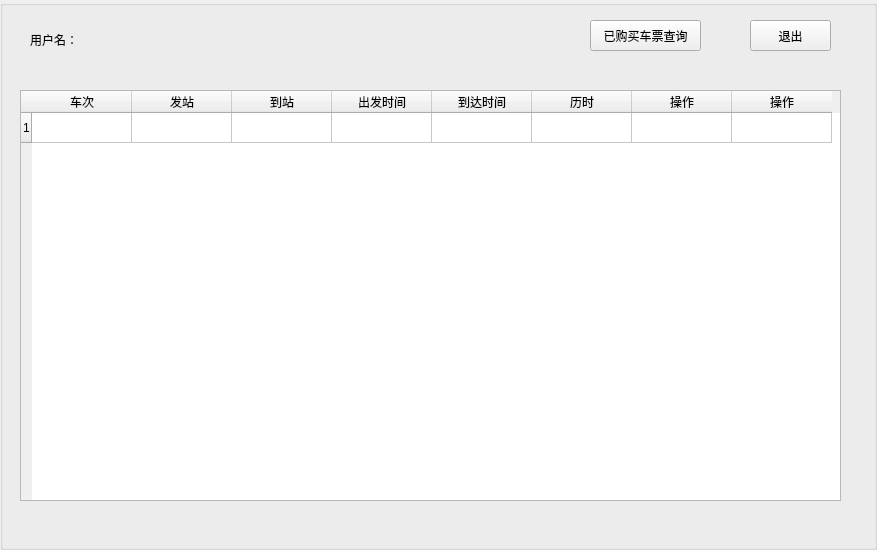
Qt form dialog1.ui (PuLing0/sdu_Clanguage_Homework) before a commit.
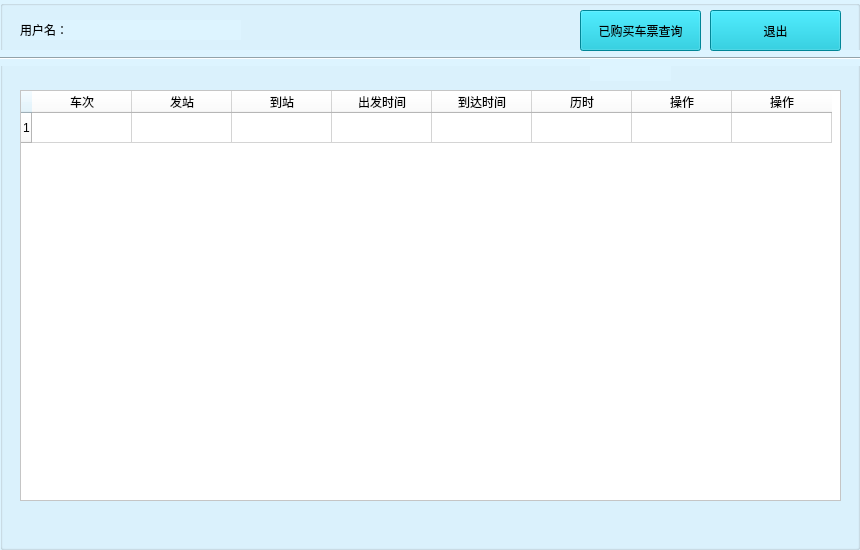
The same form after that commit. Custom widgets are drawn as their Qt base class.

What changed in the file:
```diff
--- a/dialog1.ui
+++ b/dialog1.ui
@@ -6,13 +6,16 @@
    <rect>
     <x>0</x>
     <y>0</y>
-    <width>877</width>
+    <width>860</width>
     <height>550</height>
    </rect>
   </property>
   <property name="windowTitle">
    <string>个人中心</string>
   </property>
+  <property name="styleSheet">
+   <string notr="true">background-color: rgb(221, 244, 255);</string>
+  </property>
   <widget class="QTableWidget" name="tableWidget_2">
    <property name="geometry">
     <rect>
@@ -22,6 +25,11 @@
      <height>411</height>
     </rect>
    </property>
+   <property name="styleSheet">
+    <string notr="true">background-color: rgb(255, 255, 255);
+font: 10pt &quot;宋体&quot;;
+alternate-background-color: rgb(221, 244, 255);</string>
+   </property>
    <row>
     <property name="text">
      <string>1</string>
@@ -68,28 +76,36 @@
     </property>
    </column>
   </widget>
-  <widget class="QPushButton" name="pushButton">
+  <widget class="QtMaterialRaisedButton" name="pushButton">
    <property name="geometry">
     <rect>
-     <x>590</x>
-     <y>20</y>
-     <width>111</width>
-     <height>31</height>
+     <x>580</x>
+     <y>10</y>
+     <width>121</width>
+     <height>41</height>
     </rect>
    </property>
+   <property name="styleSheet">
+    <string notr="true">font: 75 10pt &quot;微软雅黑&quot;;
+background-color: rgb(0,188,212);</string>
+   </property>
    <property name="text">
     <string>已购买车票查询</string>
    </property>
   </widget>
-  <widget class="QPushButton" name="pushButton_2">
+  <widget class="QtMaterialRaisedButton" name="pushButton_2">
    <property name="geometry">
     <rect>
-     <x>750</x>
-     <y>20</y>
-     <width>81</width>
-     <height>31</height>
+     <x>710</x>
+     <y>10</y>
+     <width>131</width>
+     <height>41</height>
     </rect>
    </property>
+   <property name="styleSheet">
+    <string notr="true">font: 75 10pt &quot;微软雅黑&quot;;
+background-color: rgb(0,188,212);</string>
+   </property>
    <property name="text">
     <string>退出</string>
    </property>
@@ -97,14 +113,14 @@
   <widget class="QLabel" name="label">
    <property name="geometry">
     <rect>
-     <x>30</x>
-     <y>30</y>
+     <x>20</x>
+     <y>20</y>
      <width>221</width>
      <height>20</height>
     </rect>
    </property>
    <property name="styleSheet">
-    <string notr="true">font: 16pt &quot;宋体&quot;;</string>
+    <string notr="true">font: 14pt &quot;黑体&quot;;</string>
    </property>
    <property name="text">
     <string>用户名：</string>
@@ -113,17 +129,46 @@
   <widget class="QLabel" name="label_2">
    <property name="geometry">
     <rect>
-     <x>600</x>
+     <x>590</x>
      <y>60</y>
      <width>81</width>
-     <height>16</height>
+     <height>21</height>
     </rect>
    </property>
+   <property name="styleSheet">
+    <string notr="true">font: 10pt &quot;楷体&quot;;</string>
+   </property>
    <property name="text">
     <string/>
    </property>
   </widget>
+  <widget class="Line" name="line">
+   <property name="geometry">
+    <rect>
+     <x>0</x>
+     <y>50</y>
+     <width>861</width>
+     <height>16</height>
+    </rect>
+   </property>
+   <property name="orientation">
+    <enum>Qt::Horizontal</enum>
+   </property>
+  </widget>
+  <zorder>line</zorder>
+  <zorder>tableWidget_2</zorder>
+  <zorder>pushButton</zorder>
+  <zorder>pushButton_2</zorder>
+  <zorder>label</zorder>
+  <zorder>label_2</zorder>
  </widget>
+ <customwidgets>
+  <customwidget>
+   <class>QtMaterialRaisedButton</class>
+   <extends>QPushButton</extends>
+   <header location="global">qtmaterialraisedbutton.h</header>
+  </customwidget>
+ </customwidgets>
  <resources/>
  <connections/>
 </ui>
```
